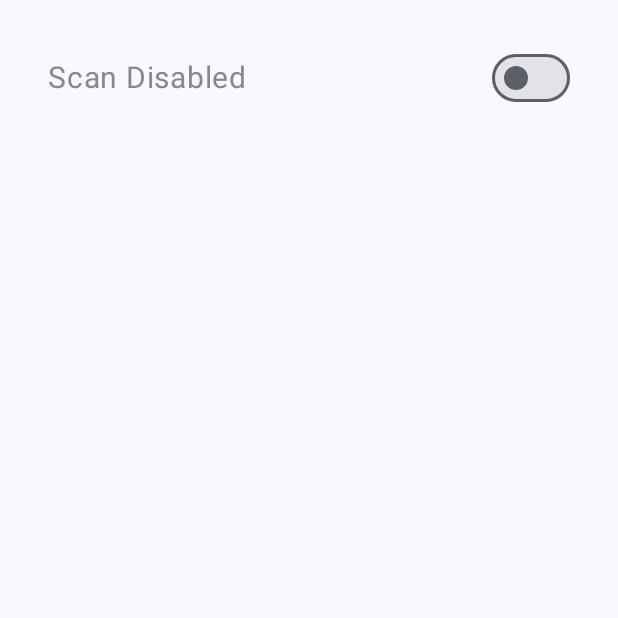
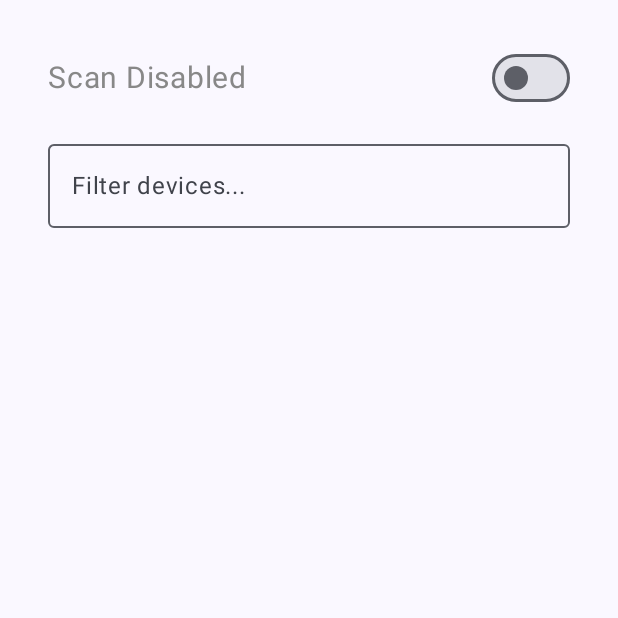
Before and after one commit to BurkeDambly/BLE_SyncSuite, an Android app built with Jetpack Compose: the screen it shows after launch (MainActivity), on a phone screen of 412 x 824 dp, the top half of it. Run offline under Robolectric (Android 15) with nearby library versions, the phone set to English and light mode, and no system bars.

Commit message:
Fiter functionality

```diff
--- a/app/src/main/java/com/example/bluetoothdatagraph/MainActivity.kt
+++ b/app/src/main/java/com/example/bluetoothdatagraph/MainActivity.kt
@@ -93,6 +93,9 @@ class MainActivity : ComponentActivity() {
     // Keeps track of the switch state for BLE scanning
     private var isScanning by mutableStateOf(false)
 
+    // Used for keeping track of the available connections with filter
+    private var searchQuery by mutableStateOf("")
+
     // This is a list of all the permissions we want to request from the user at runtime.
     // Android doesn't grant these automatically; the user must approve them.
     private val permissions = arrayOf(
@@ -157,18 +160,27 @@ class MainActivity : ComponentActivity() {
                                 .padding(16.dp)       // Add uniform padding around the list
                         ) {
 
+                            // A toggle switch to start or stop BLE scanning
                             BleScanToggle(
-                                isScanning = isScanning,
-                                onToggle = { toggled ->
-                                    isScanning = toggled
+                                isScanning = isScanning, // Current scan state (true = scanning, false = idle)
+
+                                onToggle = { toggled -> // Called when the user flips the switch
+                                    isScanning = toggled // Update the scanning state
+
                                     if (toggled) {
-                                        scannedDevices.clear()
-                                        startBleScan()
+                                        scannedDevices.clear() // Clear previous results before starting a new scan
+                                        startBleScan()         // Begin scanning for BLE devices
                                     } else {
-                                        stopBleScan()
-                                        scannedDevices.clear()
+                                        stopBleScan()          // Stop the BLE scan
+                                        scannedDevices.clear() // Clear the device list when scanning is stopped
                                     }
                                 }
+                            )
+
+                            // A search/filter bar that updates the device list in real time
+                            FilterBar(
+                                query = searchQuery, // The current text input from the user
+                                onQueryChanged = { searchQuery = it } // Updates the searchQuery state whenever the user types
                             )
 
                             // Lazy Column is like a vertical scrolling list that
@@ -176,7 +188,11 @@ class MainActivity : ComponentActivity() {
                             LazyColumn {
                                 //items() loops through each item in scannedDevices
                                 // For each device, it creates a text element to show the name + address
-                                items(scannedDevices) { deviceInfo ->
+                                val filteredDevices = scannedDevices.filter {
+                                    it.contains(searchQuery, ignoreCase = true)
+                                }
+
+                                items(filteredDevices) { deviceInfo ->
                                     Text(
                                         text = deviceInfo,
                                         style = MaterialTheme.typography.bodyLarge,
@@ -318,87 +334,108 @@ class MainActivity : ComponentActivity() {
         }
     }
 
-    // This composable function displays a welcome screen with a fade+zoom animation.
-    // It runs once at startup, fades in/out a title, then signals the app to switch screens.
+    // This composable function displays a welcome screen with a fade-in and zoom-in animation.
+// It shows the app title and subtitle at launch, then transitions to the main screen.
     @Composable
     private fun WelcomeScreen(onAnimationFinished: () -> Unit) {
-        // Controls the fade-in and scale-in animation
+        // State variable that controls when to start the animations
         val visible = remember { mutableStateOf(false) }
 
+        // Animates the screen's opacity from 0 (invisible) to 1 (fully visible)
         val alpha by animateFloatAsState(
-            targetValue = if (visible.value) 1f else 0f,
-            animationSpec = tween(durationMillis = 1000)
+            targetValue = if (visible.value) 1f else 0f, // Animate to visible if 'visible' is true
+            animationSpec = tween(durationMillis = 1000) // Duration of the fade-in animation
         )
 
+        // Animates the screen's scale from 95% to 100% for a subtle zoom-in effect
         val scale by animateFloatAsState(
             targetValue = if (visible.value) 1f else 0.95f,
-            animationSpec = tween(durationMillis = 1000)
+            animationSpec = tween(durationMillis = 1000) // Duration of the scale animation
         )
 
-        // Launch animation, then wait and switch screens
+        // Launch the animation and hold the welcome screen for 3 seconds
         LaunchedEffect(Unit) {
-            visible.value = true
-            delay(3000)
-            onAnimationFinished()
+            visible.value = true // Start fade/scale animations
+            delay(2700) // Hold the welcome screen for 3 seconds
+            onAnimationFinished() // Trigger transition to main screen
         }
 
-        // Main centered layout with fade/scale applied
+        // Layout container for the welcome content
         Column(
             modifier = Modifier
-                .fillMaxSize()
-                .alpha(alpha)
-                .scale(scale)
-                .padding(horizontal = 24.dp),
-            verticalArrangement = Arrangement.Center,
-            horizontalAlignment = Alignment.CenterHorizontally
+                .fillMaxSize() // Take up the full screen
+                .alpha(alpha) // Apply animated fade-in
+                .scale(scale) // Apply animated zoom-in
+                .padding(horizontal = 24.dp), // Horizontal padding
+            verticalArrangement = Arrangement.Center, // Center content vertically
+            horizontalAlignment = Alignment.CenterHorizontally // Center content horizontally
         ) {
-            // App title
+            // Main app title
             Text(
                 text = "BLE Visualizer Demo",
-                fontSize = 52.sp,
-                color = Color(0xFF3F51B5),
+                fontSize = 52.sp, // Large title text
+                color = Color(0xFF3F51B5), // Indigo color
                 lineHeight = 60.sp,
                 textAlign = TextAlign.Center
             )
 
-            Spacer(modifier = Modifier.height(12.dp))
+            Spacer(modifier = Modifier.height(12.dp)) // Vertical space between title and subtitle
 
-            // Subtitle
+            // App subtitle or slogan
             Text(
                 text = "Scan. Connect. Visualize.",
-                fontSize = 20.sp,
-                color = Color(0xFF607D8B),
+                fontSize = 20.sp, // Smaller subtitle
+                color = Color(0xFF607D8B), // Soft gray-blue color
                 textAlign = TextAlign.Center,
                 lineHeight = 28.sp
             )
         }
     }
 
+    // Composable UI function that displays a labeled toggle switch for BLE scanning
     @Composable
     fun BleScanToggle(
-        isScanning: Boolean,
-        onToggle: (Boolean) -> Unit
+        isScanning: Boolean, // Current scan state (true = scanning, false = not scanning)
+        onToggle: (Boolean) -> Unit // Callback when the switch is toggled
     ) {
+        // Horizontal row layout that contains the label and switch
         Row(
             modifier = Modifier
-                .fillMaxWidth()
-                .padding(horizontal = 16.dp, vertical = 12.dp),
-            verticalAlignment = Alignment.CenterVertically,
-            horizontalArrangement = Arrangement.SpaceBetween
+                .fillMaxWidth() // Make the row span the full width of the screen
+                .padding(horizontal = 16.dp, vertical = 12.dp), // Add padding on the sides and top/bottom
+            verticalAlignment = Alignment.CenterVertically, // Vertically center the items in the row
+            horizontalArrangement = Arrangement.SpaceBetween // Push label and switch to opposite ends
         ) {
-            // Label
+            // Text label that reflects the current scanning status
             Text(
-                text = if (isScanning) "Scanning Enabled" else "Scan Disabled",
-                fontSize = 20.sp,
-                color = if (isScanning) Color(0xFF3F51B5) else Color.Gray
+                text = if (isScanning) "Scanning Enabled" else "Scan Disabled", // Dynamic label
+                fontSize = 20.sp, // Font size for the label
+                color = if (isScanning) Color(0xFF3F51B5) else Color.Gray // Color changes based on state
             )
 
-            // Toggle switch
+            // Switch that controls scanning; checked = scanning
             Switch(
-                checked = isScanning,
-                onCheckedChange = onToggle
+                checked = isScanning, // Bind the switch to the current scan state
+                onCheckedChange = onToggle // Trigger the callback when the user toggles it
             )
         }
     }
 
+    // Composable UI function that renders a filter/search bar
+    @Composable
+    fun FilterBar(
+        query: String, // Current text entered in the search bar
+        onQueryChanged: (String) -> Unit // Callback to update the search text as the user types
+    ) {
+        // An outlined text input field with a label
+        androidx.compose.material3.OutlinedTextField(
+            value = query, // Bind the current input value to the field
+            onValueChange = onQueryChanged, // Call this whenever the user types
+            label = { Text("Filter devices...") }, // Label shown inside the input field
+            modifier = Modifier
+                .fillMaxWidth() // Make the input field span the full width
+                .padding(horizontal = 16.dp) // Add horizontal padding to separate from screen edge
+        )
+    }
+
 }
```
